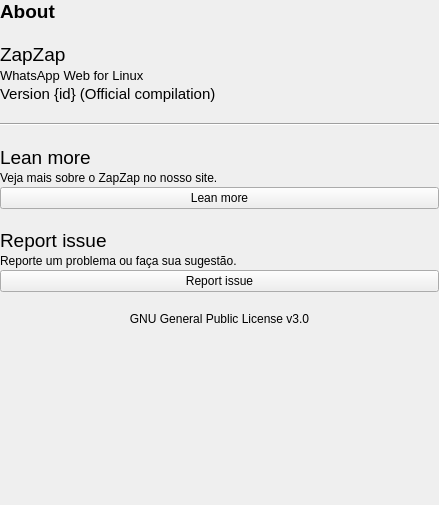
Old version of the form zapzap/view/ui/about_page.ui in the repository jmbatistav/zapzap.
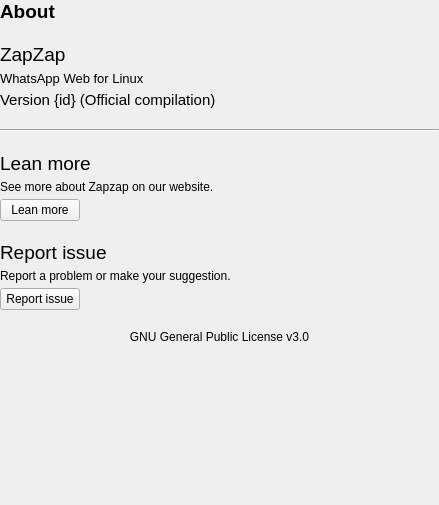
New version of the form.

Diff of the .ui file:
```diff
--- a/zapzap/view/ui/about_page.ui
+++ b/zapzap/view/ui/about_page.ui
@@ -78,7 +78,7 @@
        <item>
         <layout class="QVBoxLayout" name="verticalLayout">
          <property name="spacing">
-          <number>2</number>
+          <number>5</number>
          </property>
          <item>
           <widget class="QLabel" name="name_app">
@@ -132,7 +132,7 @@
        <item>
         <layout class="QVBoxLayout" name="verticalLayout_2">
          <property name="spacing">
-          <number>2</number>
+          <number>5</number>
          </property>
          <item>
           <widget class="QLabel" name="label_2">
@@ -149,12 +149,18 @@
          <item>
           <widget class="QLabel" name="label_3">
            <property name="text">
-            <string>Veja mais sobre o ZapZap no nosso site.</string>
+            <string>See more about Zapzap on our website.</string>
            </property>
           </widget>
          </item>
          <item>
-          <widget class="QPushButton" name="pushButton">
+          <widget class="QPushButton" name="btnLeanMore">
+           <property name="sizePolicy">
+            <sizepolicy hsizetype="Fixed" vsizetype="Fixed">
+             <horstretch>0</horstretch>
+             <verstretch>0</verstretch>
+            </sizepolicy>
+           </property>
            <property name="text">
             <string>Lean more</string>
            </property>
@@ -165,7 +171,7 @@
        <item>
         <layout class="QVBoxLayout" name="verticalLayout_3">
          <property name="spacing">
-          <number>2</number>
+          <number>5</number>
          </property>
          <item>
           <widget class="QLabel" name="label_5">
@@ -182,12 +188,18 @@
          <item>
           <widget class="QLabel" name="label_6">
            <property name="text">
-            <string>Reporte um problema ou faça sua sugestão.</string>
+            <string>Report a problem or make your suggestion.</string>
            </property>
           </widget>
          </item>
          <item>
-          <widget class="QPushButton" name="pushButton_2">
+          <widget class="QPushButton" name="btnReportIssue">
+           <property name="sizePolicy">
+            <sizepolicy hsizetype="Fixed" vsizetype="Fixed">
+             <horstretch>0</horstretch>
+             <verstretch>0</verstretch>
+            </sizepolicy>
+           </property>
            <property name="text">
             <string>Report issue</string>
            </property>
```
